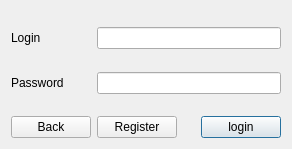
Who-are-me/term_paper_2022, file source/windows/authorization/authorizationwindow.ui: the form before one commit.
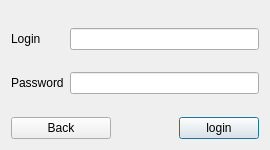
The form after the commit.

The edit to the form file:
```diff
--- a/source/windows/authorization/authorizationwindow.ui
+++ b/source/windows/authorization/authorizationwindow.ui
@@ -6,15 +6,28 @@
    <rect>
     <x>0</x>
     <y>0</y>
-    <width>267</width>
-    <height>149</height>
+    <width>270</width>
+    <height>150</height>
    </rect>
   </property>
   <property name="windowTitle">
    <string>Dialog</string>
   </property>
   <layout class="QGridLayout" name="gridLayout">
-   <item row="5" column="7">
+   <item row="4" column="2">
+    <spacer name="verticalSpacer">
+     <property name="orientation">
+      <enum>Qt::Vertical</enum>
+     </property>
+     <property name="sizeHint" stdset="0">
+      <size>
+       <width>20</width>
+       <height>40</height>
+      </size>
+     </property>
+    </spacer>
+   </item>
+   <item row="5" column="6">
     <widget class="QPushButton" name="btn_login">
      <property name="maximumSize">
       <size>
@@ -27,24 +40,18 @@
      </property>
     </widget>
    </item>
-   <item row="5" column="3">
-    <widget class="QPushButton" name="btn_register">
-     <property name="maximumSize">
+   <item row="2" column="2">
+    <spacer name="verticalSpacer_3">
+     <property name="orientation">
+      <enum>Qt::Vertical</enum>
+     </property>
+     <property name="sizeHint" stdset="0">
       <size>
-       <width>100</width>
-       <height>16777215</height>
+       <width>20</width>
+       <height>40</height>
       </size>
      </property>
-     <property name="layoutDirection">
-      <enum>Qt::LeftToRight</enum>
-     </property>
-     <property name="text">
-      <string>Register</string>
-     </property>
-    </widget>
-   </item>
-   <item row="1" column="3" colspan="5">
-    <widget class="QLineEdit" name="le_login"/>
+    </spacer>
    </item>
    <item row="1" column="0">
     <widget class="QLabel" name="label">
@@ -53,19 +60,6 @@
      </property>
     </widget>
    </item>
-   <item row="2" column="3">
-    <spacer name="verticalSpacer_3">
-     <property name="orientation">
-      <enum>Qt::Vertical</enum>
-     </property>
-     <property name="sizeHint" stdset="0">
-      <size>
-       <width>20</width>
-       <height>40</height>
-      </size>
-     </property>
-    </spacer>
-   </item>
    <item row="3" column="0">
     <widget class="QLabel" name="label_2">
      <property name="text">
@@ -73,20 +67,7 @@
      </property>
     </widget>
    </item>
-   <item row="4" column="3">
-    <spacer name="verticalSpacer">
-     <property name="orientation">
-      <enum>Qt::Vertical</enum>
-     </property>
-     <property name="sizeHint" stdset="0">
-      <size>
-       <width>20</width>
-       <height>40</height>
-      </size>
-     </property>
-    </spacer>
-   </item>
-   <item row="0" column="3">
+   <item row="0" column="2">
     <spacer name="verticalSpacer_2">
      <property name="orientation">
       <enum>Qt::Vertical</enum>
@@ -99,42 +80,32 @@
      </property>
     </spacer>
    </item>
-   <item row="5" column="2">
-    <spacer name="horizontalSpacer_2">
+   <item row="5" column="3" colspan="3">
+    <spacer name="horizontalSpacer">
      <property name="orientation">
       <enum>Qt::Horizontal</enum>
      </property>
      <property name="sizeHint" stdset="0">
       <size>
-       <width>40</width>
+       <width>20</width>
        <height>20</height>
       </size>
      </property>
     </spacer>
    </item>
-   <item row="5" column="0" colspan="2">
+   <item row="5" column="0" colspan="3">
     <widget class="QPushButton" name="btn_back">
      <property name="text">
       <string>Back</string>
      </property>
     </widget>
    </item>
-   <item row="5" column="6">
-    <spacer name="horizontalSpacer">
-     <property name="orientation">
-      <enum>Qt::Horizontal</enum>
-     </property>
-     <property name="sizeHint" stdset="0">
-      <size>
-       <width>20</width>
-       <height>20</height>
-      </size>
-     </property>
-    </spacer>
-   </item>
-   <item row="3" column="3" colspan="5">
+   <item row="3" column="1" colspan="6">
     <widget class="QLineEdit" name="le_password"/>
    </item>
+   <item row="1" column="1" colspan="6">
+    <widget class="QLineEdit" name="le_login"/>
+   </item>
   </layout>
  </widget>
  <resources/>
```
